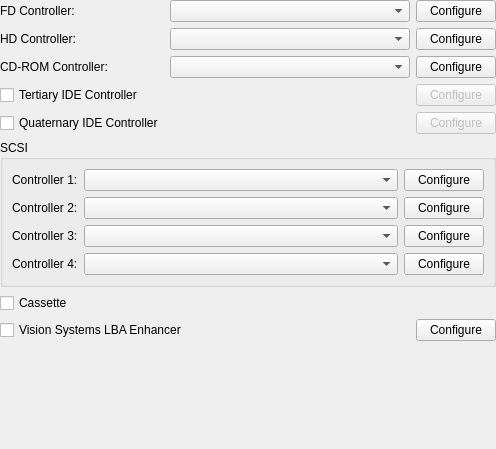
The window that src/qt/qt_settingsstoragecontrollers.ui (86Box/86Box) describes before a commit, drawn with Qt 5.
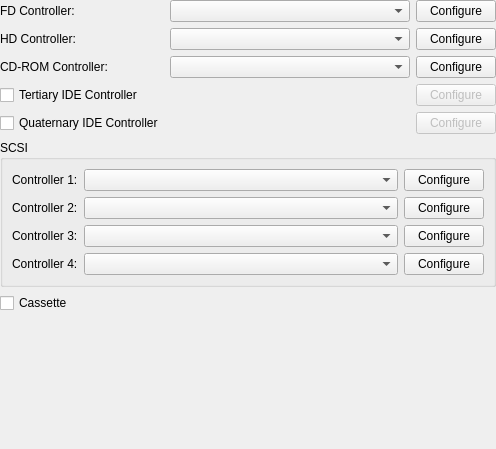
The same window after the commit.

Commit message: Move LBA Enhancer to the ISA ROM system

Diff of the .ui file:
```diff
--- a/src/qt/qt_settingsstoragecontrollers.ui
+++ b/src/qt/qt_settingsstoragecontrollers.ui
@@ -257,43 +257,6 @@
      </property>
     </widget>
    </item>
-   <item>
-    <layout class="QHBoxLayout" name="horizontalLayout">
-     <property name="topMargin">
-      <number>0</number>
-     </property>
-     <property name="rightMargin">
-      <number>0</number>
-     </property>
-     <item>
-      <widget class="QCheckBox" name="checkBoxLbaEnhancer">
-       <property name="text">
-        <string>Vision Systems LBA Enhancer</string>
-       </property>
-      </widget>
-     </item>
-     <item>
-      <spacer name="horizontalSpacer">
-       <property name="orientation">
-        <enum>Qt::Horizontal</enum>
-       </property>
-       <property name="sizeHint" stdset="0">
-        <size>
-         <width>40</width>
-         <height>20</height>
-        </size>
-       </property>
-      </spacer>
-     </item>
-     <item>
-      <widget class="QPushButton" name="pushButtonConfigureLbaEnhancer">
-       <property name="text">
-        <string>Configure</string>
-       </property>
-      </widget>
-     </item>
-    </layout>
-   </item>
    <item>
     <spacer name="verticalSpacer">
      <property name="orientation">
```
The commit also changes 9 other files.
